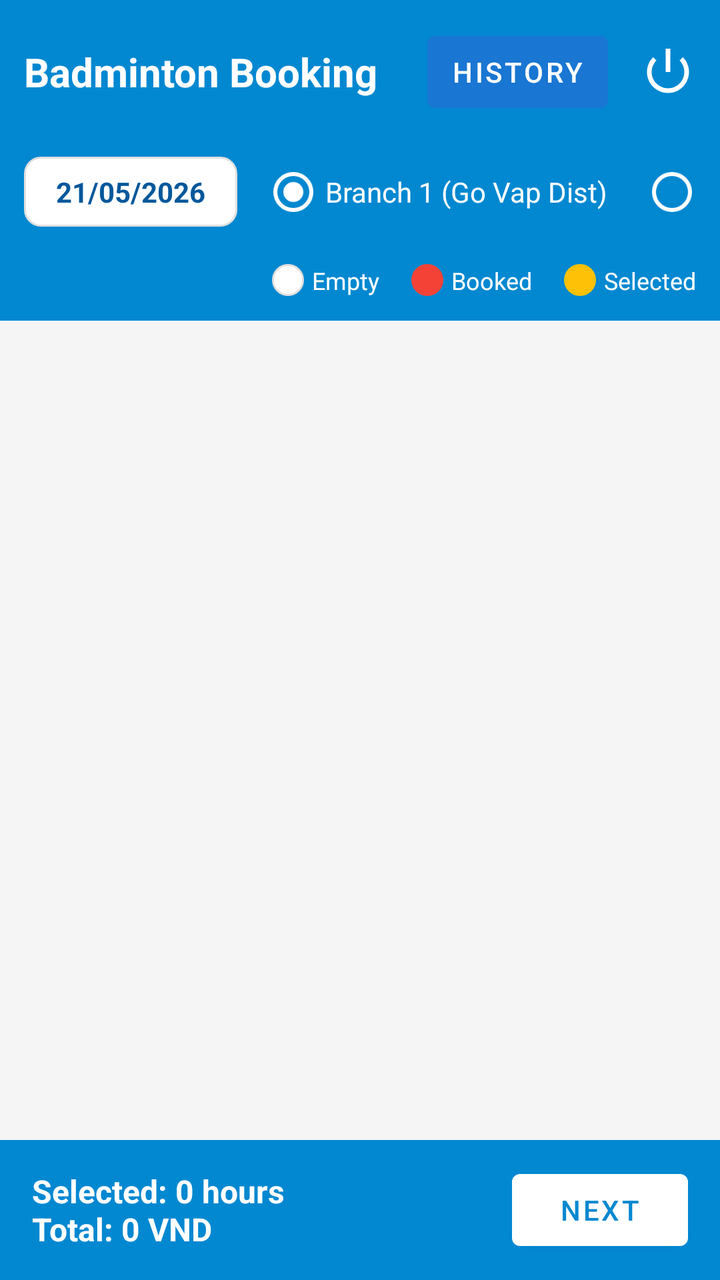
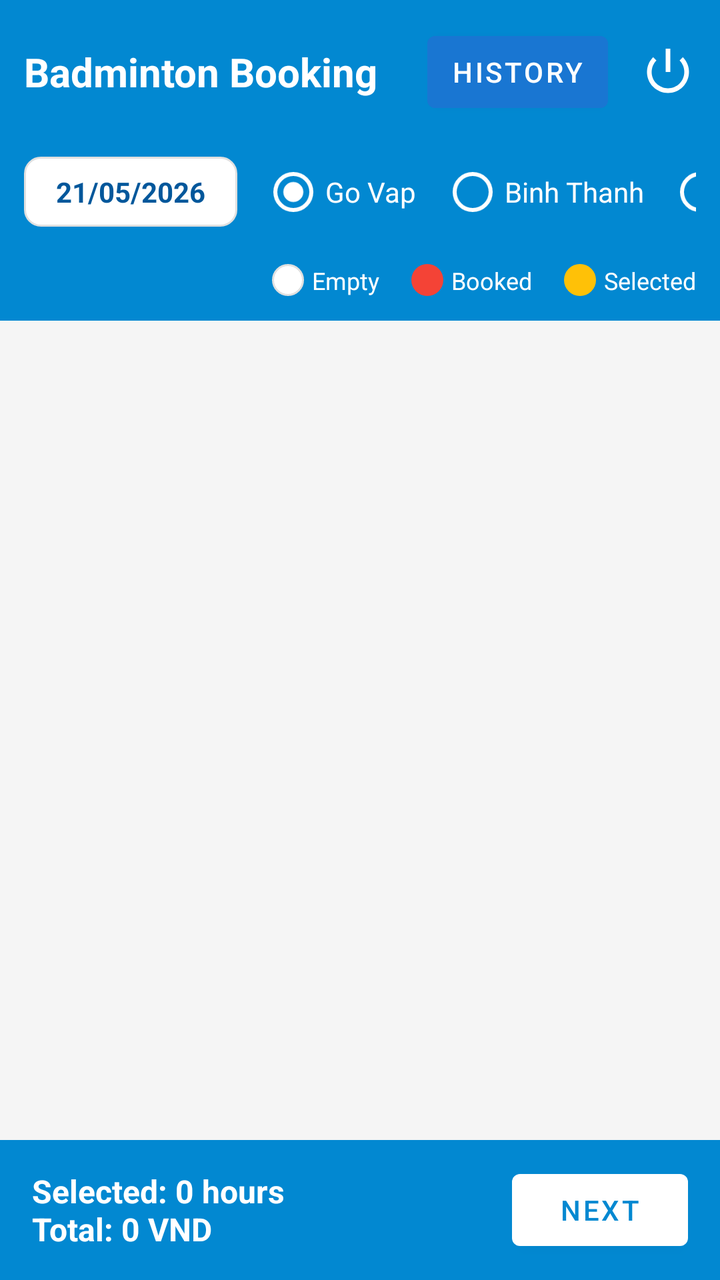

Screens rendered from an Android XML layout before and after an edit, with the pre-edit source and the edit as a unified diff.
<!-- AndroidManifest.xml: application theme Theme.BadmintonBooking -->
<!-- res/layout/activity_home.xml -->
<?xml version="1.0" encoding="utf-8"?>
<androidx.constraintlayout.widget.ConstraintLayout xmlns:android="http://schemas.android.com/apk/res/android"
    xmlns:app="http://schemas.android.com/apk/res-auto"
    xmlns:tools="http://schemas.android.com/tools"
    android:layout_width="match_parent"
    android:layout_height="match_parent"
    android:background="@color/background_light"
    tools:context=".HomeActivity">

    
    <LinearLayout
        android:id="@+id/headerLayout"
        android:layout_width="match_parent"
        android:layout_height="wrap_content"
        android:orientation="vertical"
        android:background="@color/primary"
        android:padding="12dp"
        app:layout_constraintTop_toTopOf="parent">
        
        <LinearLayout
            android:layout_width="match_parent"
            android:layout_height="wrap_content"
            android:orientation="horizontal"
            android:gravity="center_vertical">
            <TextView
                android:layout_width="0dp"
                android:layout_weight="1"
                android:layout_height="wrap_content"
                android:text="Badminton Booking"
                android:textColor="@color/white"
                android:textSize="20sp"
                android:textStyle="bold" />

            <Button
                android:id="@+id/imgHistory"
                android:layout_width="wrap_content"
                android:layout_height="wrap_content"
                android:text="History"
                android:textColor="@android:color/white"
                android:backgroundTint="#1976D2"
                android:paddingHorizontal="12dp"
                android:paddingVertical="4dp"
                android:layout_marginEnd="16dp"/>
                
            <ImageView
                android:id="@+id/imgLogout"
                android:layout_width="28dp"
                android:layout_height="28dp"
                android:src="@android:drawable/ic_lock_power_off"
                app:tint="@color/white" />
        </LinearLayout>
            
        <LinearLayout
            android:layout_width="match_parent"
            android:layout_height="wrap_content"
            android:orientation="horizontal"
            android:layout_marginTop="12dp"
            android:gravity="center_vertical">
            
            
            <TextView
                android:id="@+id/tvSelectDate"
                android:layout_width="wrap_content"
                android:layout_height="wrap_content"
                android:background="@drawable/bg_cell_empty"
                android:textColor="@color/primary_dark"
                android:text="21/05/2026"
                android:paddingHorizontal="16dp"
                android:paddingVertical="8dp"
                android:textStyle="bold" />
                
            
            <HorizontalScrollView
                android:layout_width="0dp"
                android:layout_weight="1"
                android:layout_height="wrap_content"
                android:layout_marginStart="12dp"
                android:scrollbars="none">
                
                <RadioGroup
                    android:id="@+id/radioGroupBranches"
                    android:layout_width="wrap_content"
                    android:layout_height="wrap_content"
                    android:orientation="horizontal">
                    
                    <RadioButton android:id="@+id/rbBranch1" android:layout_width="wrap_content" android:layout_height="wrap_content" android:text="Branch 1 (Go Vap Dist)" android:textColor="@color/white" android:buttonTint="@color/white" android:checked="true" />
                    <RadioButton android:id="@+id/rbBranch2" android:layout_width="wrap_content" android:layout_height="wrap_content" android:text="Branch 2 (Binh Thanh Dist)" android:textColor="@color/white" android:buttonTint="@color/white" android:layout_marginStart="16dp" />
                    <RadioButton android:id="@+id/rbBranch3" android:layout_width="wrap_content" android:layout_height="wrap_content" android:text="Branch 3 (Dist 1)" android:textColor="@color/white" android:buttonTint="@color/white" android:layout_marginStart="16dp" />
                    
                </RadioGroup>
            </HorizontalScrollView>
        </LinearLayout>
        
        
        <LinearLayout
            android:layout_width="match_parent"
            android:layout_height="wrap_content"
            android:orientation="horizontal"
            android:gravity="end"
            android:layout_marginTop="12dp">
            
            <View android:layout_width="16dp" android:layout_height="16dp" android:background="@drawable/bg_cell_empty" />
            <TextView android:layout_width="wrap_content" android:layout_height="wrap_content" android:layout_marginStart="4dp" android:text="Empty" android:textColor="@color/white" android:textSize="12sp" />
            
            <View android:layout_width="16dp" android:layout_height="16dp" android:layout_marginStart="16dp" android:background="@drawable/bg_cell_booked" />
            <TextView android:layout_width="wrap_content" android:layout_height="wrap_content" android:layout_marginStart="4dp" android:text="Booked" android:textColor="@color/white" android:textSize="12sp" />
            
            <View android:layout_width="16dp" android:layout_height="16dp" android:layout_marginStart="16dp" android:background="@drawable/bg_cell_selected" />
            <TextView android:layout_width="wrap_content" android:layout_height="wrap_content" android:layout_marginStart="4dp" android:text="Selected" android:textColor="@color/white" android:textSize="12sp" />
        </LinearLayout>
    </LinearLayout>

    
    <LinearLayout
        android:id="@+id/bottomBar"
        android:layout_width="match_parent"
        android:layout_height="70dp"
        android:orientation="horizontal"
        android:background="@color/primary"
        android:gravity="center_vertical"
        android:paddingHorizontal="16dp"
        app:layout_constraintBottom_toBottomOf="parent">
        
        <TextView
            android:id="@+id/tvTotalInfo"
            android:layout_width="0dp"
            android:layout_weight="1"
            android:layout_height="wrap_content"
            android:text="Selected: 0 hours\nTotal: 0 VND"
            android:textColor="@color/white"
            android:textSize="16sp"
            android:textStyle="bold" />
            
        <Button



            android:id="@+id/btnNext"
            android:layout_width="wrap_content"
            android:layout_height="wrap_content"
            android:text="Next"
            android:textColor="@color/primary"
            app:backgroundTint="@color/white" />
    </LinearLayout>

    
    <ScrollView
        android:layout_width="0dp"
        android:layout_height="0dp"
        android:layout_margin="8dp"
        app:layout_constraintTop_toBottomOf="@+id/headerLayout"
        app:layout_constraintBottom_toTopOf="@+id/bottomBar"
        app:layout_constraintStart_toStartOf="parent"
        app:layout_constraintEnd_toEndOf="parent">
        
        <HorizontalScrollView
            android:layout_width="wrap_content"
            android:layout_height="wrap_content">
            
            <TableLayout
                android:id="@+id/tableLayoutMatrix"
                android:layout_width="wrap_content"
                android:layout_height="wrap_content"
                android:background="@android:color/transparent" />
                
        </HorizontalScrollView>
    </ScrollView>

</androidx.constraintlayout.widget.ConstraintLayout>
<!-- resources referenced by this layout -->
<resources>
  <color name="background_light">#F5F5F5</color>
  <color name="primary">#0288D1</color>
  <color name="primary_dark">#01579B</color>
  <color name="white">#FFFFFFFF</color>
  <!-- drawable bg_cell_booked (drawable) -->
  <?xml version="1.0" encoding="utf-8"?>
  <shape xmlns:android="http://schemas.android.com/apk/res/android"
      android:shape="rectangle">
      <solid android:color="@color/status_booked" />
      <corners android:radius="8dp" />
  </shape>
  <!-- drawable bg_cell_empty (drawable) -->
  <?xml version="1.0" encoding="utf-8"?>
  <shape xmlns:android="http://schemas.android.com/apk/res/android"
      android:shape="rectangle">
      <solid android:color="@color/white" />
      <corners android:radius="8dp" />
      <stroke android:width="1dp" android:color="#E0E0E0" />
  </shape>
  <!-- drawable bg_cell_selected (drawable) -->
  <?xml version="1.0" encoding="utf-8"?>
  <shape xmlns:android="http://schemas.android.com/apk/res/android"
      android:shape="rectangle">
      <solid android:color="@color/status_pending" />
      <corners android:radius="8dp" />
  </shape>
  <style name="Theme.BadmintonBooking" parent="Base.Theme.BadmintonBooking" />
  <color name="status_booked">#F44336</color>
  <color name="status_pending">#FFC107</color>
  <style name="Base.Theme.BadmintonBooking" parent="Theme.MaterialComponents.Light.NoActionBar">
          <item name="colorPrimary">@color/primary</item>
          <item name="colorPrimaryVariant">@color/primary_dark</item>
          <item name="colorOnPrimary">@color/white</item>
          <item name="colorSecondary">@color/accent</item>
          <item name="colorSecondaryVariant">@color/accent</item>
          <item name="colorOnSecondary">@color/white</item>
          <item name="android:statusBarColor">?attr/colorPrimaryVariant</item>
      </style>
  <color name="accent">#03A9F4</color>
</resources>

<!-- the commit's change to res/layout/activity_home.xml (unified diff, before → after) -->
@@ -82,11 +82,33 @@
                     android:layout_width="wrap_content"
                     android:layout_height="wrap_content"
                     android:orientation="horizontal">
-                    
-                    <RadioButton android:id="@+id/rbBranch1" android:layout_width="wrap_content" android:layout_height="wrap_content" android:text="Branch 1 (Go Vap Dist)" android:textColor="@color/white" android:buttonTint="@color/white" android:checked="true" />
-                    <RadioButton android:id="@+id/rbBranch2" android:layout_width="wrap_content" android:layout_height="wrap_content" android:text="Branch 2 (Binh Thanh Dist)" android:textColor="@color/white" android:buttonTint="@color/white" android:layout_marginStart="16dp" />
-                    <RadioButton android:id="@+id/rbBranch3" android:layout_width="wrap_content" android:layout_height="wrap_content" android:text="Branch 3 (Dist 1)" android:textColor="@color/white" android:buttonTint="@color/white" android:layout_marginStart="16dp" />
-                    
+
+                    <RadioButton
+                        android:id="@+id/rbBranch1"
+                        android:layout_width="wrap_content"
+                        android:layout_height="wrap_content"
+                        android:text="Go Vap"
+                        android:textColor="@color/white"
+                        android:buttonTint="@color/white"
+                        android:checked="true" />
+
+                    <RadioButton
+                        android:id="@+id/rbBranch2"
+                        android:layout_width="wrap_content"
+                        android:layout_height="wrap_content"
+                        android:text="Binh Thanh"
+                        android:textColor="@color/white"
+                        android:buttonTint="@color/white"
+                        android:layout_marginStart="12dp" />
+
+                    <RadioButton
+                        android:id="@+id/rbBranch3"
+                        android:layout_width="wrap_content"
+                        android:layout_height="wrap_content"
+                        android:text="Dist 1"
+                        android:textColor="@color/white"
+                        android:buttonTint="@color/white"
+                        android:layout_marginStart="12dp" />
                 </RadioGroup>
             </HorizontalScrollView>
         </LinearLayout>
